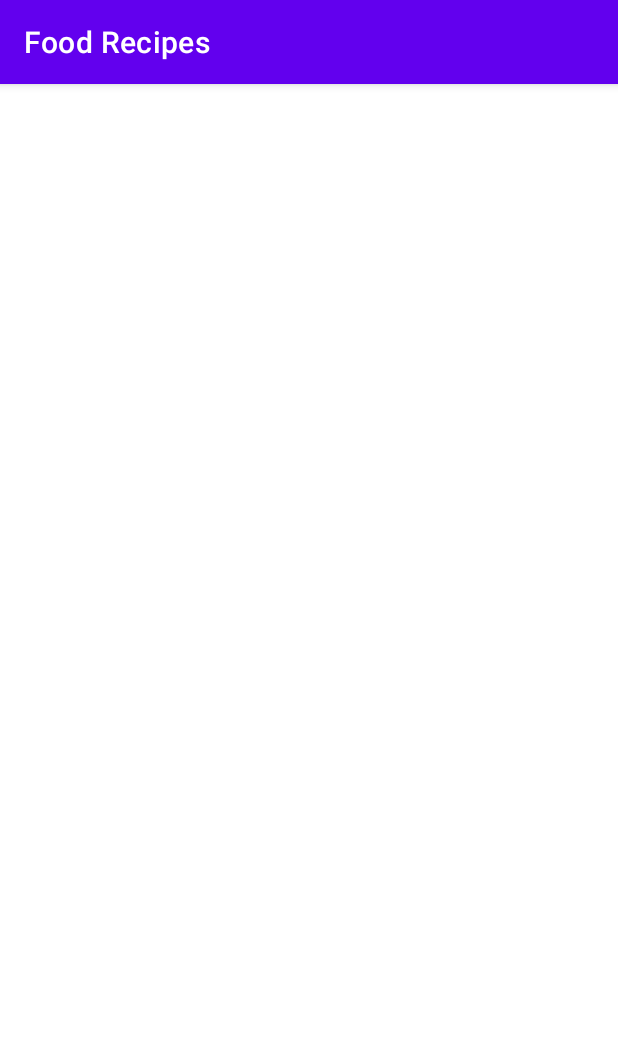
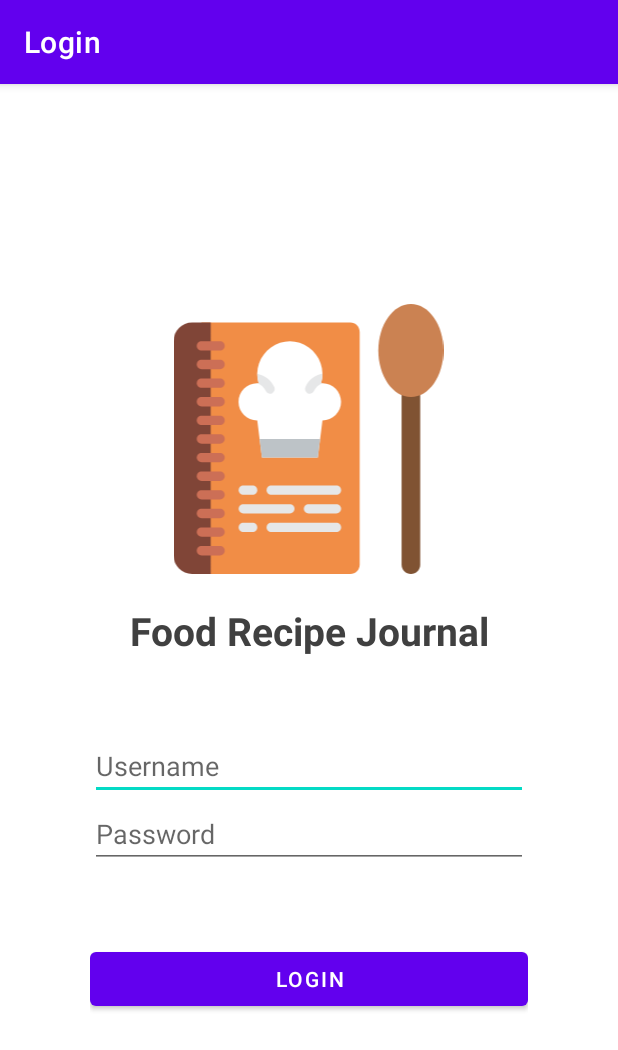
Before and after one commit to Falskim/android-recipes, an Android app: the screen it shows after launch (LoginActivity), on a phone screen of 412 x 824 dp. Shown: the top 1050 px of the screen. Run offline under Robolectric (Android 15) with nearby library versions, the phone set to English and light mode, and no system bars.

Commit message:
Fix navigation

```diff
--- a/app/src/main/java/com/example/foodrecipes/HomeActivity.java
+++ b/app/src/main/java/com/example/foodrecipes/HomeActivity.java
@@ -17,6 +17,8 @@ public class HomeActivity extends AppCompatActivity {
         super.onCreate(savedInstanceState);
         setContentView(R.layout.activity_home);
 
+        getSupportActionBar().setTitle("Home");
+
         ArrayList<Recipe> recipes = new JSONParser(this).getRecipeArrayList();
         adapter = new RecipeListAdapter(this, recipes);
 
--- a/app/src/main/java/com/example/foodrecipes/LoginActivity.java
+++ b/app/src/main/java/com/example/foodrecipes/LoginActivity.java
@@ -1,12 +1,26 @@
 package com.example.foodrecipes;
 
 import androidx.appcompat.app.AppCompatActivity;
+
+import android.content.Intent;
 import android.os.Bundle;
+import android.view.View;
+import android.widget.EditText;
+import android.widget.Toast;
 
 public class LoginActivity extends AppCompatActivity {
 
     @Override
     protected void onCreate(Bundle savedInstanceState) {
         super.onCreate(savedInstanceState);
+        setContentView(R.layout.activity_login);
+
+        getSupportActionBar().setTitle("Login");
     }
+
+    public void login(View view) {
+         this.startActivity(new Intent(this, HomeActivity.class));
+    }
+
+
 }
--- a/app/src/main/java/com/example/foodrecipes/RecipeDetailActivity.java
+++ b/app/src/main/java/com/example/foodrecipes/RecipeDetailActivity.java
@@ -31,8 +31,7 @@ public class RecipeDetailActivity extends AppCompatActivity {
     }
 
     public boolean onOptionsItemSelected(MenuItem item){
-        Intent myIntent = new Intent(getApplicationContext(), HomeActivity.class);
-        startActivityForResult(myIntent, 0);
+        finish();
         return true;
     }
 
--- a/app/src/main/res/layout/activity_login.xml
+++ b/app/src/main/res/layout/activity_login.xml
@@ -21,31 +21,33 @@
         android:layout_height="wrap_content"
         android:layout_marginBottom="50dp"
         android:gravity="center_horizontal"
-        android:text="Jurnal Resep Makanan"
+        android:text="@string/app_name"
         android:textColor="#404040"
         android:textSize="26sp"
         android:textStyle="bold" />
 
     <EditText
-        android:id="@+id/editTextTextPersonName"
+        android:id="@+id/input_username"
         android:layout_width="match_parent"
         android:layout_height="wrap_content"
         android:ems="10"
-        android:inputType="textPersonName"
-        android:text="Username" />
+        android:hint="@string/username"
+        android:inputType="textPersonName" />
 
     <EditText
-        android:id="@+id/editTextTextPassword"
+        android:id="@+id/input_password"
         android:layout_width="match_parent"
         android:layout_height="wrap_content"
         android:ems="10"
-        android:inputType="textUri|textShortMessage|textPassword"
-        tools:text="Password" />
+        android:hint="@string/password"
+        android:inputType="textUri|textShortMessage|textPassword" />
 
     <Button
         android:id="@+id/button"
         android:layout_width="match_parent"
         android:layout_height="wrap_content"
         android:layout_marginTop="50dp"
-        android:text="Login" />
+        android:onClick="login"
+        android:text="@string/login" />
+
 </LinearLayout>
--- a/app/src/main/res/values/strings.xml
+++ b/app/src/main/res/values/strings.xml
@@ -1,9 +1,12 @@
 <resources>
-    <string name="app_name">Food Recipes</string>
+    <string name="app_name">Food Recipe Journal</string>
     <string name="recipe_information">Recipe Information</string>
     <string name="recipe_image">Recipe Image</string>
     <string name="ingredients">Ingredients</string>
     <string name="steps">Steps</string>
     <string name="placeholder">Placeholder</string>
     <string name="recipe_source">Recipe Source</string>
+    <string name="username">Username</string>
+    <string name="password">Password</string>
+    <string name="login">Login</string>
 </resources>
```
